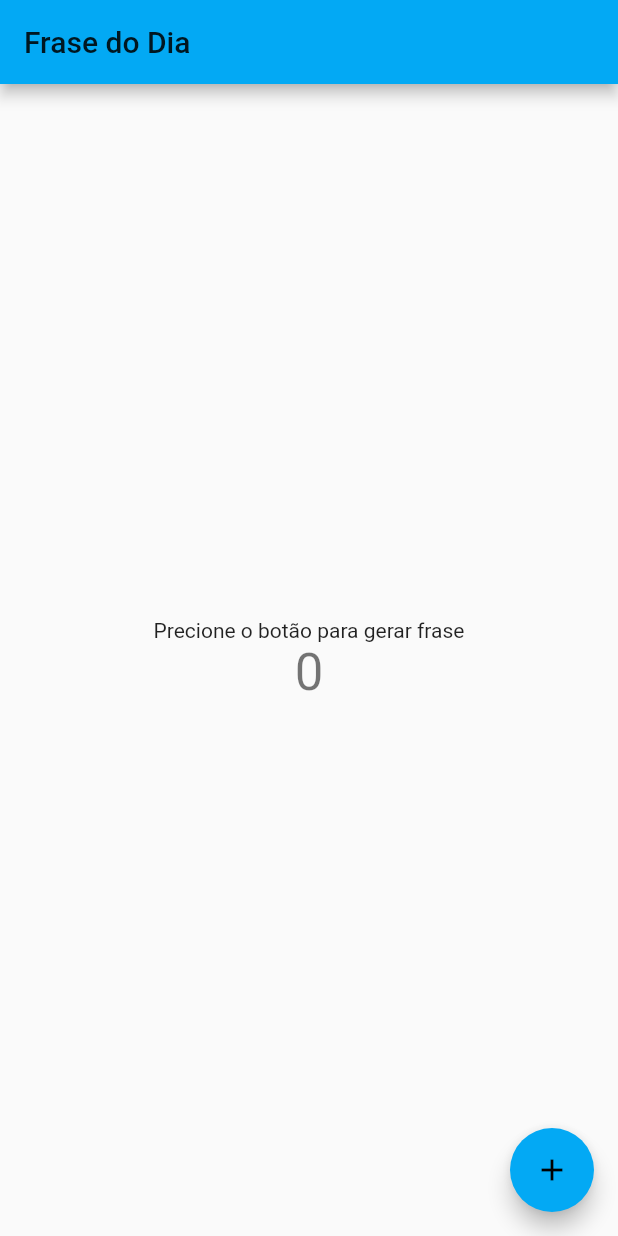
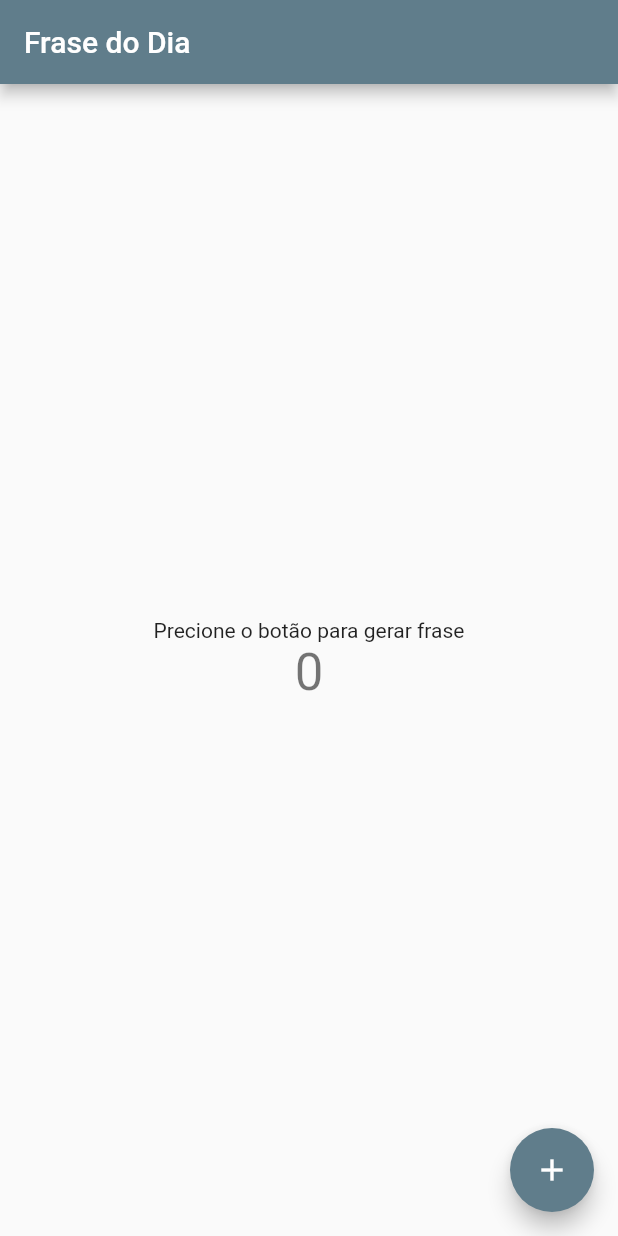
Before and after one commit to gabrielnetoc/primeiro_flutter, a Flutter app: the screen it shows after launch, on a phone screen of 412 x 824 dp. Run offline on Flutter 3.47's test engine with Material 2 defaults, Android fonts, the phone set to English and light mode, and no system bars.

```diff
--- a/lib/main.dart
+++ b/lib/main.dart
@@ -1,3 +1,5 @@
+import 'dart:math';
+
 import 'package:flutter/material.dart';
 
 void main() {
@@ -11,7 +13,7 @@ class MyApp extends StatelessWidget {
     return MaterialApp(
       title: 'Frase Do Dia',
       theme: ThemeData(
-        primarySwatch: Colors.lightBlue,
+        primarySwatch: Colors.blueGrey,
         visualDensity: VisualDensity.adaptivePlatformDensity,
       ),
       home: MyHomePage(title: 'Frase do Dia'),
@@ -28,11 +30,11 @@ class MyHomePage extends StatefulWidget {
 }
 
 class _MyHomePageState extends State<MyHomePage> {
-  int _counter = 0;
+  int _numeroAleatorio = 0;
 
   void _incrementCounter() {
     setState(() {
-      _counter++;
+      _numeroAleatorio = new Random().nextInt(11);
     });
   }
 
@@ -50,7 +52,7 @@ class _MyHomePageState extends State<MyHomePage> {
               'Precione o botão para gerar frase',
             ),
             Text(
-              '$_counter',
+              '$_numeroAleatorio',
               style: Theme.of(context).textTheme.headline4,
             ),
           ],
```
Also changed, not shown: 1 other file.
